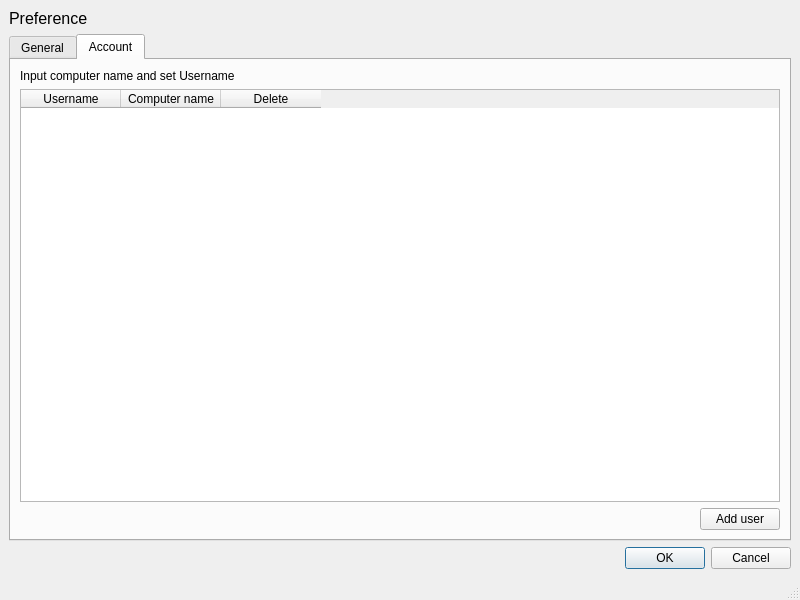
Shayen/sal_pipeline, file ui/Global_preference_window.ui: the form before one commit.
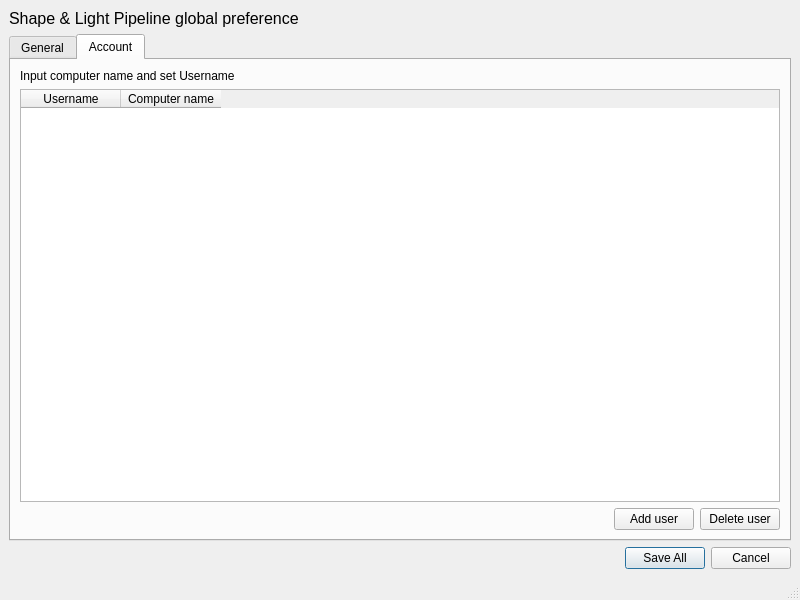
The form after the commit. The open tabs and pages were chosen to show the change.

Commit message: Add global preference tool.

What changed in the file:
```diff
--- a/ui/Global_preference_window.ui
+++ b/ui/Global_preference_window.ui
@@ -23,7 +23,7 @@
        </font>
       </property>
       <property name="text">
-       <string>Preference</string>
+       <string>Shape &amp; Light Pipeline global preference</string>
       </property>
      </widget>
     </item>
@@ -103,11 +103,6 @@
             <string>Computer name</string>
            </property>
           </column>
-          <column>
-           <property name="text">
-            <string>Delete</string>
-           </property>
-          </column>
          </widget>
         </item>
         <item>
@@ -132,6 +127,13 @@
             </property>
            </widget>
           </item>
+          <item>
+           <widget class="QPushButton" name="pushButton_deleteUser">
+            <property name="text">
+             <string>Delete user</string>
+            </property>
+           </widget>
+          </item>
          </layout>
         </item>
        </layout>
@@ -141,7 +143,7 @@
     <item>
      <widget class="QDialogButtonBox" name="buttonBox">
       <property name="standardButtons">
-       <set>QDialogButtonBox::Cancel|QDialogButtonBox::Ok</set>
+       <set>QDialogButtonBox::Cancel|QDialogButtonBox::SaveAll</set>
       </property>
      </widget>
     </item>
```
Left out of the diff: 33 changed lines with no effect on the pictures. The commit also changes 4 other files.
